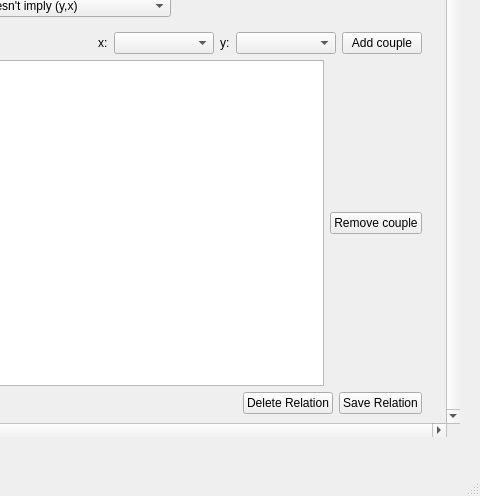
Qt form PluriNotes/relationswindows.ui (guillaumejounel/PluriNotes) before a commit; both pictures show x 430 to 910 and y 142 to 638 of the 910 by 638 pixel window.
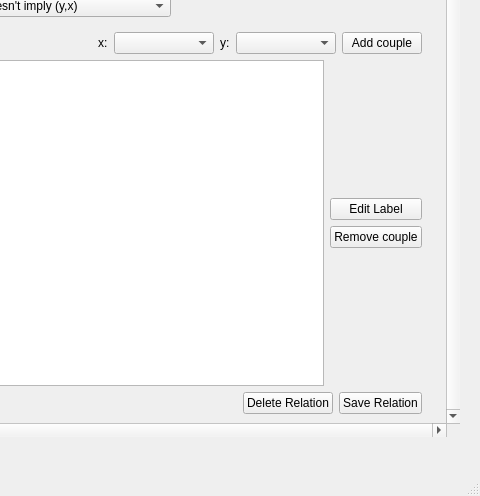
The same form after that commit.

Commit message: added an edit couple label button

What changed in the file:
```diff
--- a/PluriNotes/relationswindows.ui
+++ b/PluriNotes/relationswindows.ui
@@ -413,11 +413,51 @@
                       <widget class="QListWidget" name="listCoupleWidget"/>
                      </item>
                      <item>
-                      <widget class="QPushButton" name="removeCoupleButton">
-                       <property name="text">
-                        <string>Remove couple</string>
-                       </property>
-                      </widget>
+                      <layout class="QVBoxLayout" name="verticalLayout_4">
+                       <item>
+                        <spacer name="verticalSpacer">
+                         <property name="orientation">
+                          <enum>Qt::Vertical</enum>
+                         </property>
+                         <property name="sizeType">
+                          <enum>QSizePolicy::Expanding</enum>
+                         </property>
+                         <property name="sizeHint" stdset="0">
+                          <size>
+                           <width>20</width>
+                           <height>40</height>
+                          </size>
+                         </property>
+                        </spacer>
+                       </item>
+                       <item>
+                        <widget class="QPushButton" name="editCoupleLabelButton">
+                         <property name="text">
+                          <string>Edit Label</string>
+                         </property>
+                        </widget>
+                       </item>
+                       <item>
+                        <widget class="QPushButton" name="removeCoupleButton">
+                         <property name="text">
+                          <string>Remove couple</string>
+                         </property>
+                        </widget>
+                       </item>
+                       <item>
+                        <spacer name="verticalSpacer_2">
+                         <property name="orientation">
+                          <enum>Qt::Vertical</enum>
+                         </property>
+                         <property name="sizeHint" stdset="0">
+                          <size>
+                           <width>20</width>
+                           <height>40</height>
+                          </size>
+                         </property>
+                        </spacer>
+                       </item>
+                      </layout>
                      </item>
                     </layout>
                    </item>
```
